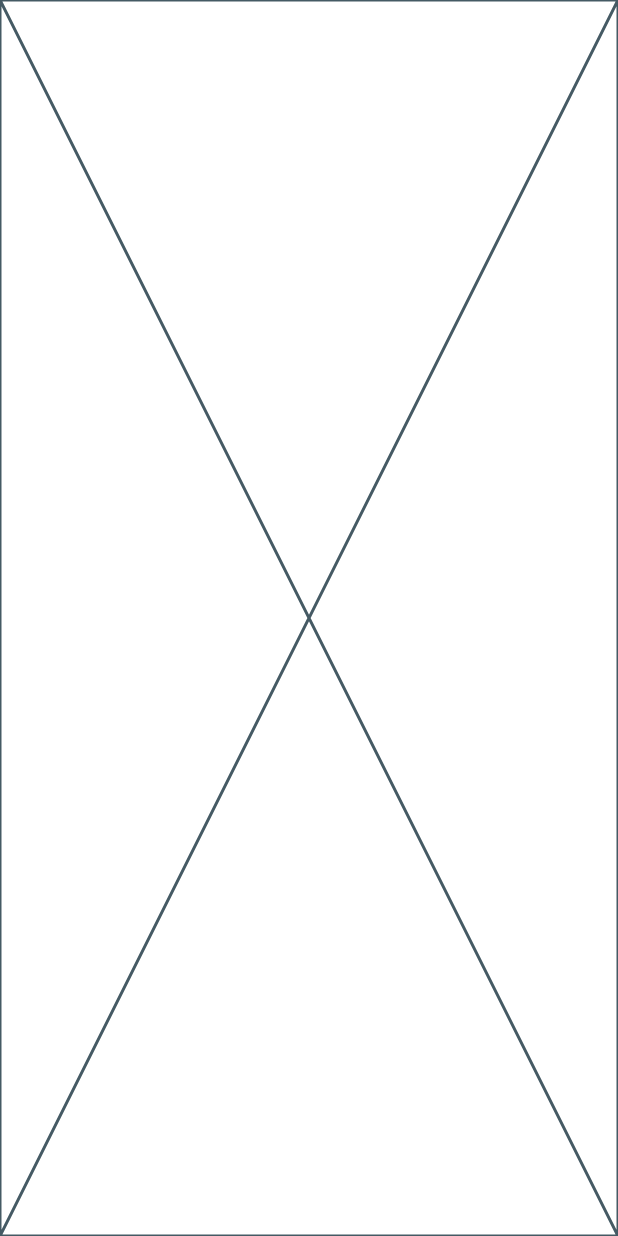
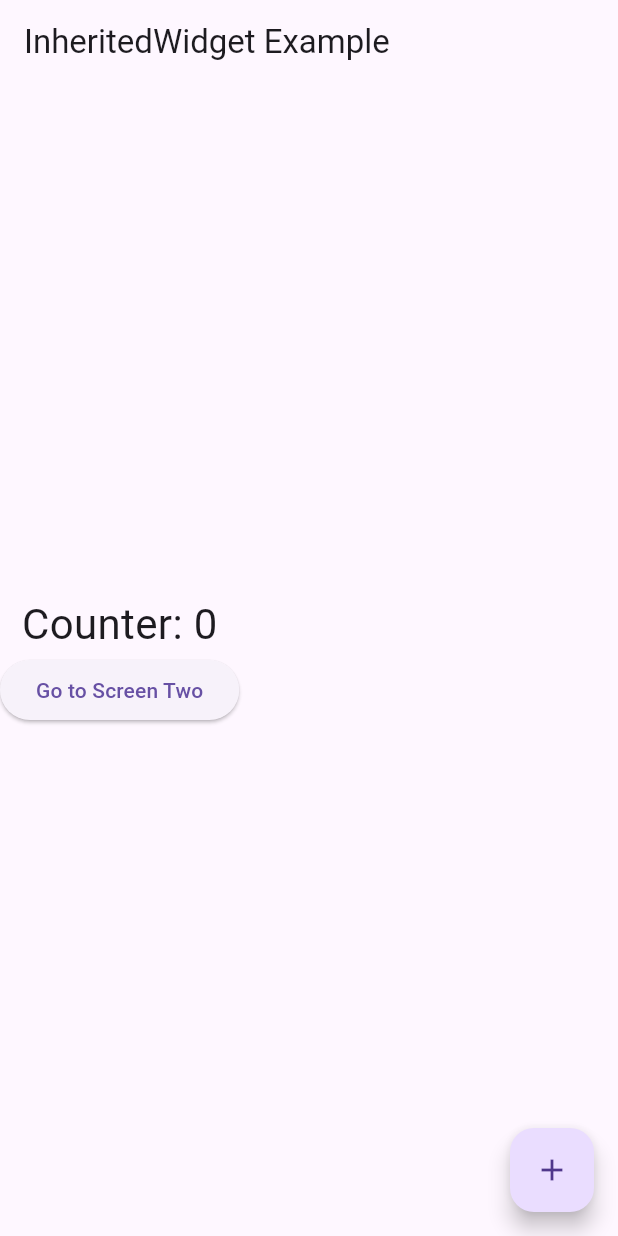
Before and after one commit to ibtissamwannas/flutter_state_management_course, a Flutter app: the screen it shows after launch, on a phone screen of 412 x 824 dp. Run offline on Flutter 3.47's test engine with Material 3 defaults, Android fonts, the phone set to English and light mode, and no system bars.

Commit message:
feat: Implement inherited widget for counter state management across multiple screens.

```diff
--- a/lib/main.dart
+++ b/lib/main.dart
@@ -4,19 +4,50 @@ void main() {
   runApp(const MyApp());
 }
 
-class MyApp extends StatelessWidget {
+class MyApp extends StatefulWidget {
   const MyApp({super.key});
 
   @override
+  State<MyApp> createState() => _MyAppState();
+}
+
+class _MyAppState extends State<MyApp> {
+  int counter = 0;
+
+  void incrementCounter() {
+    setState(() {
+      counter++;
+    });
+  }
+
+  @override
   Widget build(BuildContext context) {
-    return MaterialApp(
-      title: 'Flutter Demo',
-      theme: ThemeData(
-        colorScheme: ColorScheme.fromSeed(seedColor: Colors.blue),
-        useMaterial3: false,
-      ),
-      home: HomePage(),
+    return CounterProvider(
+      counter: counter,
+      increment: incrementCounter,
+      child: MaterialApp(home: const HomePage()),
     );
+  }
+}
+
+class CounterProvider extends InheritedWidget {
+  final int counter;
+  final VoidCallback increment;
+
+  const CounterProvider({
+    super.key,
+    required this.counter,
+    required this.increment,
+    required super.child,
+  });
+
+  @override
+  bool updateShouldNotify(covariant CounterProvider oldWidget) {
+    return oldWidget.counter != counter;
+  }
+
+  static CounterProvider of(BuildContext context) {
+    return context.dependOnInheritedWidgetOfExactType<CounterProvider>()!;
   }
 }
 
@@ -25,6 +56,63 @@ class HomePage extends StatelessWidget {
 
   @override
   Widget build(BuildContext context) {
-    return const Placeholder();
+    final provider = CounterProvider.of(context);
+
+    return Scaffold(
+      appBar: AppBar(title: const Text("InheritedWidget Example")),
+      body: Column(
+        mainAxisAlignment: MainAxisAlignment.center,
+        children: [
+          const CounterText(),
+          ElevatedButton(
+            onPressed: () {
+              Navigator.push(
+                context,
+                MaterialPageRoute(builder: (_) => const ScreenTwo()),
+              );
+            },
+            child: const Text("Go to Screen Two"),
+          ),
+        ],
+      ),
+      floatingActionButton: FloatingActionButton(
+        onPressed: provider.increment,
+        child: const Icon(Icons.add),
+      ),
+    );
   }
 }
+
+class CounterText extends StatelessWidget {
+  const CounterText({super.key});
+
+  @override
+  Widget build(BuildContext context) {
+    final counter = CounterProvider.of(context).counter;
+
+    return Text("Counter: $counter", style: const TextStyle(fontSize: 28));
+  }
+}
+
+class ScreenTwo extends StatelessWidget {
+  const ScreenTwo({super.key});
+
+  @override
+  Widget build(BuildContext context) {
+    final provider = CounterProvider.of(context);
+
+    return Scaffold(
+      appBar: AppBar(title: const Text("Screen Two")),
+      body: Center(
+        child: Text(
+          "Screen Two Count: ${provider.counter}",
+          style: const TextStyle(fontSize: 30),
+        ),
+      ),
+      floatingActionButton: FloatingActionButton(
+        onPressed: provider.increment,
+        child: const Icon(Icons.add),
+      ),
+    );
+  }
+}
```
